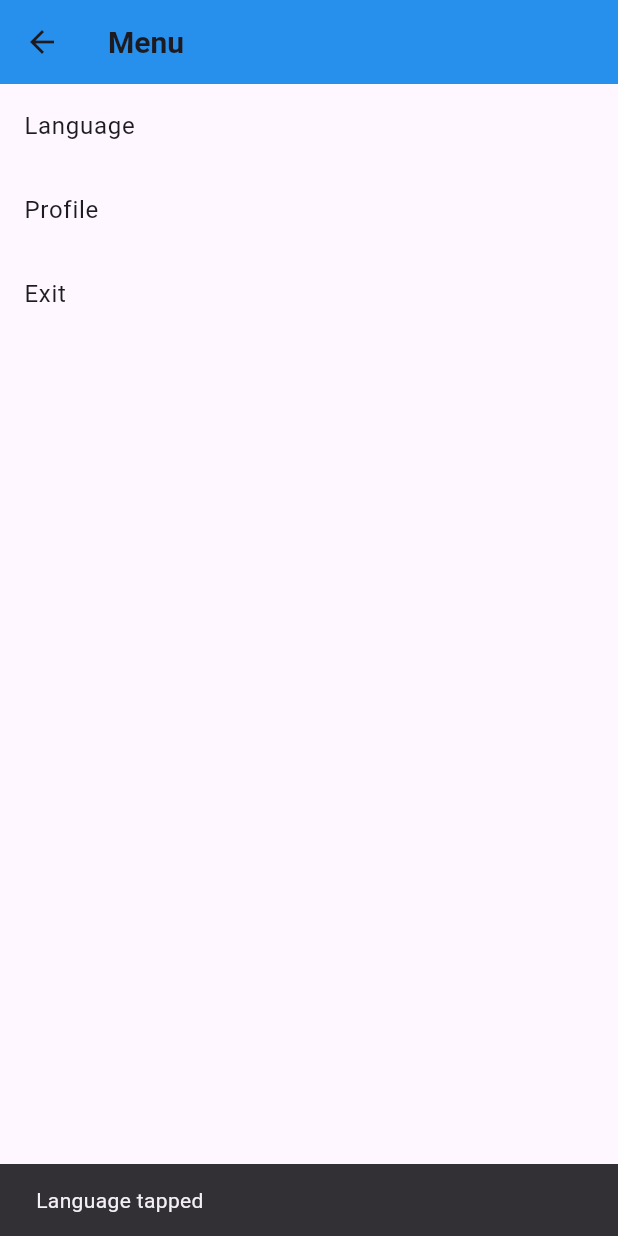
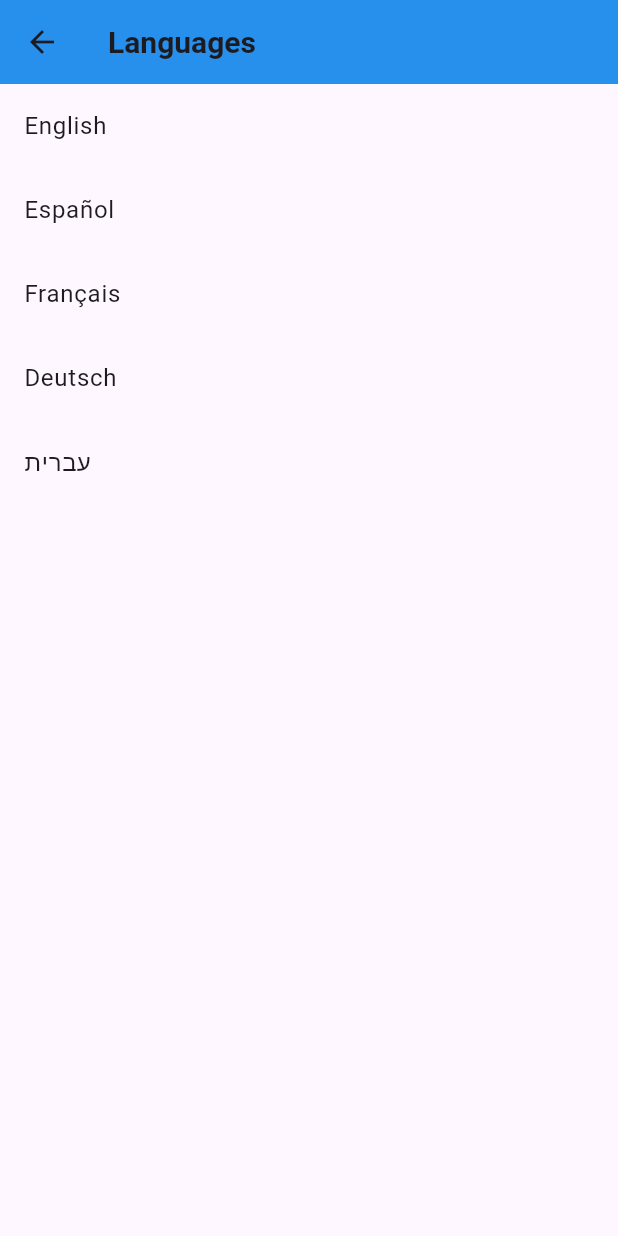
Before and after one commit to dmitrymov/recipeShare, a Flutter app: the MenuScreen screen opened directly, after a tap on "Language", on a phone screen of 412 x 824 dp. Run offline on Flutter 3.47's test engine with Material 3 defaults, Android fonts, the phone set to English and light mode, and no system bars; our stand-ins replace share_plus, sqflite; accounts and stored records are empty.

Commit message:
localization

```diff
--- a/lib/add_recipe_screen.dart
+++ b/lib/add_recipe_screen.dart
@@ -1,4 +1,5 @@
 import 'package:flutter/material.dart';
+import 'package:recipeShare/app_localizations.dart';
 import 'package:recipeShare/database_helper.dart'; // Adjust the import path as needed
 
 class AddRecipeScreen extends StatefulWidget {
@@ -58,7 +59,7 @@ class _AddRecipeScreenState extends State<AddRecipeScreen> {
   Widget build(BuildContext context) {
     return Scaffold(
       appBar: AppBar(
-        title: const Text('Add New Recipe'),
+        title: Text(AppLocalizations.of(context).addRecipe),
       ),
       body: SingleChildScrollView(
         padding: const EdgeInsets.all(16.0),
--- /dev/null
+++ b/lib/app_localizations.dart
@@ -0,0 +1,116 @@
+import 'dart:async';
+import 'package:flutter/foundation.dart';
+import 'package:flutter/material.dart';
+
+class AppLocalizations {
+  AppLocalizations(this.locale);
+
+  final Locale locale;
+
+  static AppLocalizations of(BuildContext context) {
+    return Localizations.of<AppLocalizations>(context, AppLocalizations)!;
+  }
+
+  static final Map<String, Map<String, String>> _localizedValues = {
+    'en': {
+      'Home': 'Home',
+      'Categories': 'Categories',
+      'Profile': 'Profile',
+      'Add Recipe': 'Add Recipe',
+      'Edit Recipe': 'Edit Recipe',
+      'Recipe Details': 'Recipe Details',
+      'My Recipes': 'My Recipes',
+    },
+    'es': {
+      'Home': 'Inicio',
+      'Categories': 'Categorías',
+      'Profile': 'Perfil',
+      'Add Recipe': 'Añadir Receta',
+      'Edit Recipe': 'Editar Receta',
+      'Recipe Details': 'Detalles de la Receta',
+      'My Recipes': 'Mis Recetas',
+    },
+    'fr': {
+      'Home': 'Accueil',
+      'Categories': 'Catégories',
+      'Profile': 'Profil',
+      'Add Recipe': 'Ajouter une Recette',
+      'Edit Recipe': 'Modifier la Recette',
+      'Recipe Details': 'Détails de la Recette',
+      'My Recipes': 'Mes Recettes',
+    },
+    'de': {
+      'Home': 'Startseite',
+      'Categories': 'Kategorien',
+      'Profile': 'Profil',
+      'Add Recipe': 'Rezept Hinzufügen',
+      'Edit Recipe': 'Rezept Bearbeiten',
+      'Recipe Details': 'Rezeptdetails',
+      'My Recipes': 'Meine Rezepte',
+    },
+    'he': {
+      'Home': 'בית',
+      'Categories': 'קטגוריות',
+      'Profile': 'פרופיל',
+      'Add Recipe': 'הוסף מתכון',
+      'Edit Recipe': 'ערוך מתכון',
+      'Recipe Details': 'פרטי המתכון',
+      'My Recipes': 'המתכונים שלי',
+    },
+  };
+
+  String get home {
+    return lookup('Home');
+  }
+
+  String get categories {
+    return lookup('Categories');
+  }
+
+  String get profile {
+    return lookup('Profile');
+  }
+
+  String get addRecipe {
+    return lookup('Add Recipe');
+  }
+
+  String get editRecipe {
+    return lookup('Edit Recipe');
+  }
+
+  String get recipeDetails {
+    return lookup('Recipe Details');
+  }
+
+  String get myRecipes {
+    return lookup('My Recipes');
+  }
+
+  List<String> get getLanguages{
+    return _localizedValues.keys.toList();
+  }
+
+  String lookup(String key) {
+    return _localizedValues[locale.languageCode]![key] ?? key;
+  }
+}
+
+class AppLocalizationsDelegate extends LocalizationsDelegate<AppLocalizations> {
+  const AppLocalizationsDelegate();
+
+  @override
+  bool isSupported(Locale locale) {
+    return ['en', 'es', 'fr', 'de', 'he'].contains(locale.languageCode);
+  }
+
+  @override
+  Future<AppLocalizations> load(Locale locale) {
+    return SynchronousFuture<AppLocalizations>(AppLocalizations(locale));
+  }
+
+  @override
+  bool shouldReload(AppLocalizationsDelegate old) {
+    return false;
+  }
+}
--- a/lib/categories_screen.dart
+++ b/lib/categories_screen.dart
@@ -1,5 +1,6 @@
 import 'package:flutter/material.dart';
 import 'package:recipeShare/database_helper.dart'; // Adjust the import path
+import 'package:recipeShare/app_localizations.dart';
 import 'package:recipeShare/custom_app_bar.dart';
 import 'package:recipeShare/recipe_list_by_category_screen.dart';
  // We'll create this next
@@ -86,7 +87,9 @@ class _CategoriesScreenState extends State<CategoriesScreen> {
   @override
   Widget build(BuildContext context) {
     return Scaffold(
-      appBar: const CustomAppBar(title: 'Recipe Categories'),
+      appBar: CustomAppBar(
+          title: AppLocalizations.of(context).categories,
+        ),
       body: _categories.isEmpty
           ? const Center(
               child: Text('No categories added yet.'),
--- a/lib/edit_recipe_screen.dart
+++ b/lib/edit_recipe_screen.dart
@@ -1,6 +1,7 @@
 import 'package:flutter/material.dart';
 import 'package:recipeShare/database_helper.dart'; // Adjust the import path
 import 'dart:convert';
+import 'package:recipeShare/app_localizations.dart';
 
 class EditRecipeScreen extends StatefulWidget {
   final Map<String, dynamic> recipe;
@@ -66,7 +67,7 @@ class _EditRecipeScreenState extends State<EditRecipeScreen> {
   Widget build(BuildContext context) {
     return Scaffold(
       appBar: AppBar(
-        title: const Text('Edit Recipe'),
+        title: Text(AppLocalizations.of(context).editRecipe),
       ),
       body: SingleChildScrollView(
         padding: const EdgeInsets.all(16.0),
--- /dev/null
+++ b/lib/language_provider.dart
@@ -0,0 +1,31 @@
+import 'package:flutter/material.dart';
+
+class LanguageProvider extends ChangeNotifier {
+  Locale _locale = const Locale('en'); // Default locale is English
+  final List<Locale> _supportedLocales = [
+    const Locale('en'), // English
+    const Locale('es'), // Spanish
+    const Locale('fr'), // French
+    const Locale('de'), // German
+    const Locale('he'), // Hebrew
+  ];
+
+  final _languages = {
+      'en': 'English',
+      'es': 'Español',
+      'fr': 'Français',
+      'de': 'Deutsch',
+      'he': 'עברית',
+    };
+
+  Locale getLocale() => _locale;
+
+  List<Locale> getSupportedLocales() => _supportedLocales;
+
+  Map<String, String> getSupportedLanguages() => _languages;
+
+  void setLocale(Locale newLocale) {
+    if (_supportedLocales.contains(newLocale)) _locale = newLocale;
+    notifyListeners();
+  }
+}
--- a/lib/main.dart
+++ b/lib/main.dart
@@ -1,18 +1,39 @@
 import 'package:flutter/material.dart';
 import 'package:recipeShare/database_helper.dart'; // Adjust the import path as needed
+import 'package:flutter_localizations/flutter_localizations.dart';
 import 'package:recipeShare/categories_screen.dart';
 import 'package:recipeShare/profile_screen.dart';
 import 'package:recipeShare/menu_screen.dart';
 import 'package:recipeShare/custom_app_bar.dart';
 import 'package:recipeShare/add_recipe_screen.dart';
+import 'package:recipeShare/app_localizations.dart';
+import 'package:provider/provider.dart';
+import 'package:recipeShare/language_provider.dart';
 
-void main() => runApp(const RecipesShareApp());
+void main() {
+  runApp(ChangeNotifierProvider(create: (context) => LanguageProvider(), child: RecipeShareApp()));
+}
 
-class MyApp extends StatelessWidget {
-  const MyApp({super.key});
+class RecipeShareApp extends StatefulWidget {
+  const RecipeShareApp({super.key});
+  @override
+  _RecipeShareAppState createState() => _RecipeShareAppState();
+}
+
+class _RecipeShareAppState extends State<RecipeShareApp> {
   @override
   Widget build(BuildContext context) {
-    return MaterialApp(home: HomeScreen());
+    final languageProvider = Provider.of<LanguageProvider>(context);
+
+    return MaterialApp(
+      supportedLocales: languageProvider.getSupportedLocales(), locale: languageProvider.getLocale(),
+      localizationsDelegates: const [
+        AppLocalizationsDelegate(),
+        GlobalMaterialLocalizations.delegate,
+        GlobalWidgetsLocalizations.delegate,
+      ],
+      home: HomeScreen(),
+    );
   }
 }
 
@@ -43,14 +64,14 @@ class _HomeScreenState extends State<HomeScreen> {
   @override
   Widget build(BuildContext context) {
     return Scaffold(
-      appBar: CustomAppBar(title: 'My Recipes', leading: IconButton(icon: const Icon(Icons.menu), onPressed: () {
+      appBar: CustomAppBar(title: AppLocalizations.of(context).myRecipes, leading: IconButton(icon: const Icon(Icons.menu), onPressed: () {
         Navigator.push(
             context,
             MaterialPageRoute(builder: (context) => const MenuScreen()));
       })),
       bottomNavigationBar: BottomNavigationBar(items: [
         BottomNavigationBarItem(
-          icon: IconButton(
+          icon:  IconButton(
               icon: const Icon(Icons.category),
               onPressed: () {
                 Navigator.push(
@@ -59,21 +80,20 @@ class _HomeScreenState extends State<HomeScreen> {
                       builder: (context) => const CategoriesScreen()),
                 );
               },
-            ),
-          label: 'Categories',
+          ),
+          label: AppLocalizations.of(context).categories,
         ),
         BottomNavigationBarItem(
           icon: IconButton(
             icon: const Icon(Icons.add),
             onPressed: () {
               Navigator.push(context, MaterialPageRoute(builder: (context) => const AddRecipeScreen()),).then((value) {
-                if (value != null)
-                  print(value);
                 _loadRecipes();
               });
             },
-          ), label: "Add Recipe",),
-        BottomNavigationBarItem(icon: IconButton(
+          ), label: AppLocalizations.of(context).addRecipe,),
+        BottomNavigationBarItem(
+          icon: IconButton(
               icon: const Icon(Icons.person),
               onPressed: () {
                 Navigator.push(
@@ -81,7 +101,7 @@ class _HomeScreenState extends State<HomeScreen> {
                   MaterialPageRoute(builder: (context) => const ProfileScreen()),
                 );
               }),
-              label: "Profile",),
+              label: AppLocalizations.of(context).profile,),
       ]),
       body: _recipes.isEmpty
           ? const Center(
@@ -101,7 +121,7 @@ class _HomeScreenState extends State<HomeScreen> {
                         borderRadius: BorderRadius.circular(10),
                         boxShadow: [
                           BoxShadow(
-                            color: Colors.grey.withOpacity(0.5),
+                            color: Colors.grey,
                             spreadRadius: 2,
                             blurRadius: 5,
                             offset: const Offset(0, 3), // changes position of shadow
@@ -134,14 +154,3 @@ class RecipeDetailScreen extends StatelessWidget {
     return Scaffold(body: Text(recipe["name"]));
   }
 }
-
-class RecipesShareApp extends StatelessWidget {
-  const RecipesShareApp({super.key});
-
-  @override
-  Widget build(BuildContext context) {
-    return const MaterialApp(
-      home: HomeScreen(),
-    );
-  }
-}
--- a/lib/menu_screen.dart
+++ b/lib/menu_screen.dart
@@ -1,6 +1,10 @@
+import 'package:flutter/foundation.dart';
 import 'package:recipeShare/custom_app_bar.dart';
 import 'package:flutter/material.dart';
+import 'package:recipeShare/language_provider.dart';
+import 'package:recipeShare/app_localizations.dart';
 import 'package:recipeShare/profile_screen.dart';
+import 'package:provider/provider.dart';
 
 class MenuScreen extends StatelessWidget {
   const MenuScreen({super.key});
@@ -9,16 +13,21 @@ class MenuScreen extends StatelessWidget {
   Widget build(BuildContext context) {
     return Scaffold(
         appBar: const PreferredSize(
-        preferredSize: Size.fromHeight(kToolbarHeight), // Standard AppBar height
-        child: CustomAppBar(title: 'Menu',),
+          preferredSize:
+              Size.fromHeight(kToolbarHeight), // Standard AppBar height
+          child: CustomAppBar(
+            title: 'Menu',
+          ),
         ),
         body: ListView(
           children: <Widget>[
             ListTile(
               title: const Text('Language'),
               onTap: () {
-              ScaffoldMessenger.of(context).showSnackBar(
-                const SnackBar(content: Text('Language tapped')),
+                Navigator.push(
+                  context,
+                  MaterialPageRoute(
+                      builder: (context) => const LanguageScreen()),
                 );
               },
             ),
@@ -30,12 +39,12 @@ class MenuScreen extends StatelessWidget {
                     MaterialPageRoute(
                         builder: (context) => const ProfileScreen()));
               },
-
             ),
             ListTile(
               title: const Text('Exit'),
               onTap: () {
                 ScaffoldMessenger.of(context).showSnackBar(
+                  //close app
                   const SnackBar(content: Text('Exit tapped')),
                 );
               },
@@ -45,3 +54,36 @@ class MenuScreen extends StatelessWidget {
       );
   }
 }
+
+class LanguageScreen extends StatelessWidget {
+
+  const LanguageScreen({super.key});
+  @override
+  Widget build(BuildContext context) {
+    final languageProvider = Provider.of<LanguageProvider>(context);
+    final supportedLocales = languageProvider.getSupportedLanguages();
+    final languages = supportedLocales.values.toList();
+    final locales = supportedLocales.keys.toList();
+
+    return Scaffold(
+      appBar: const PreferredSize(
+        preferredSize:
+            Size.fromHeight(kToolbarHeight), // Standard AppBar height
+        child: CustomAppBar(title: 'Languages'),
+      ),
+      body: ListView.builder(
+        itemCount: supportedLocales.length,
+        itemBuilder: (context, index) {
+          final languageName = languages[index] ?? 'Unknown';
+          return  ListTile(
+            title: Text(languageName),
+            onTap: () {
+              Provider.of<LanguageProvider>(context, listen: false).setLocale(Locale(locales[index]));
+               Navigator.pop(context);
+            },
+          );
+        },
+      ),
+    );
+  }
+}
--- a/lib/profile_screen.dart
+++ b/lib/profile_screen.dart
@@ -1,4 +1,5 @@
 import 'package:flutter/material.dart';
+import 'package:recipeShare/app_localizations.dart';
 import 'package:recipeShare/custom_app_bar.dart';
 
 class ProfileScreen extends StatelessWidget {
@@ -52,7 +53,7 @@ class ProfileScreen extends StatelessWidget {
   Widget build(BuildContext context) {
     return Scaffold(
        appBar: CustomAppBar(
-        title: 'User Profile',
+        title: AppLocalizations.of(context).profile,
        ),
       body: SingleChildScrollView(
         padding: const EdgeInsets.all(16.0),
--- a/lib/recipe_list_by_category_screen.dart
+++ b/lib/recipe_list_by_category_screen.dart
@@ -1,5 +1,6 @@
 import 'package:flutter/material.dart';
 import 'package:recipeShare/database_helper.dart';
+import 'package:recipeShare/main.dart';
 
 class RecipeListByCategoryScreen extends StatefulWidget {
   final int categoryId;
@@ -56,8 +57,9 @@ class _RecipeListByCategoryScreenState extends State<RecipeListByCategoryScreen>
                   child: ListTile(
                     title: Text(recipe['name'] ?? 'Untitled Recipe'),
                     onTap: () {
-                      // TODO: Implement navigation to view recipe details
-                      print('Recipe tapped: ${recipe['name']}');
+                      Navigator.push(context,MaterialPageRoute(
+                        builder: (context) => RecipeDetailScreen(recipe: recipe))
+                        );
                     },
                   ),
                 );
--- a/pubspec.yaml
+++ b/pubspec.yaml
@@ -36,6 +36,9 @@ dependencies:
   # The following adds the Cupertino Icons font to your application.
   # Use with the CupertinoIcons class for iOS style icons.
   cupertino_icons: ^1.0.8
+  flutter_localizations:
+    sdk: flutter
+  provider: ^6.1.4
 
 dev_dependencies:
   flutter_test:
```
Also changed, not shown: lib/l10n/app_de.arb (added, +10 -0 lines), lib/l10n/app_en.arb (added, +10 -0 lines), lib/l10n/app_es.arb (added, +10 -0 lines), lib/l10n/app_fr.arb (added, +10 -0 lines), lib/l10n/app_he.arb (added, +10 -0 lines), lib/recipe_detail_screen.dart (+6 -2 lines), pubspec.lock. Lines whose indentation alone changed are shown as unchanged.
